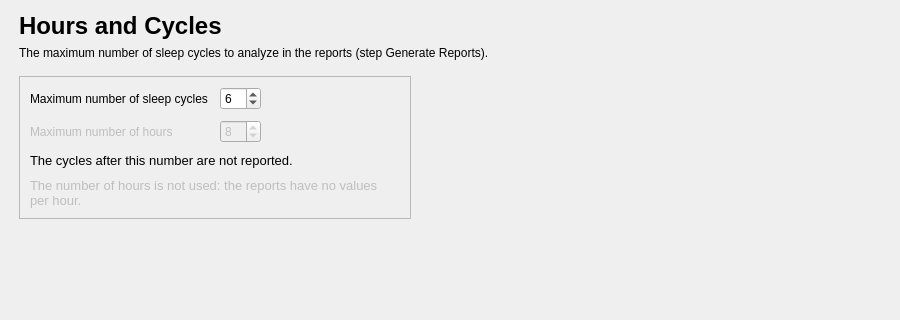
Old version of the form tools/CEAMSTools/SleepReport/HoursCyclesStep/Ui_HoursCyclesStep.ui in the repository SnoozToolbox/snooz-package-ceams; both pictures show x 0 to 900 and y 0 to 320 of the 900 by 700 pixel window.
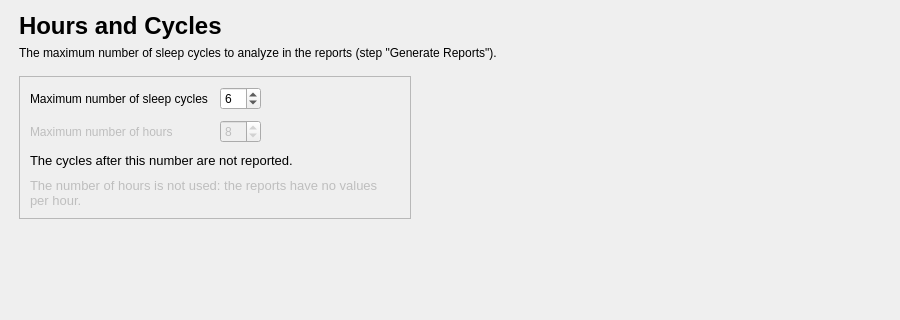
New version of the form.

```diff
--- a/tools/CEAMSTools/SleepReport/HoursCyclesStep/Ui_HoursCyclesStep.ui
+++ b/tools/CEAMSTools/SleepReport/HoursCyclesStep/Ui_HoursCyclesStep.ui
@@ -85,7 +85,7 @@
           <item>
            <widget class="QLabel" name="subtitle_label">
             <property name="text">
-             <string>The maximum number of sleep cycles to analyze in the reports (step Generate Reports).</string>
+             <string>The maximum number of sleep cycles to analyze in the reports (step "Generate Reports").</string>
             </property>
             <property name="wordWrap">
              <bool>true</bool>
```
